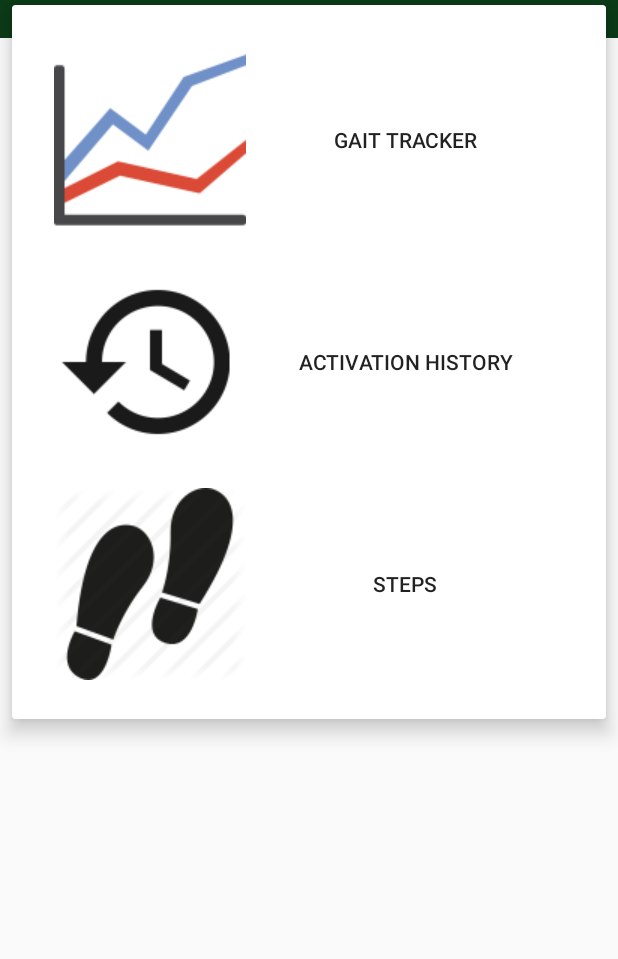
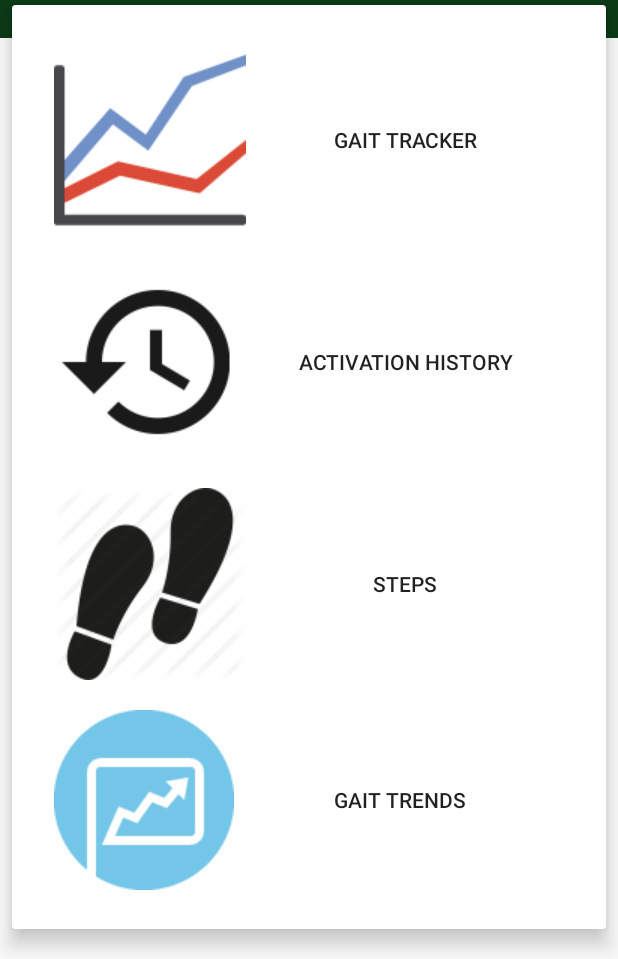
Before and after one commit to megantuttle/SafeStepApp, an Android app: the screen it shows after launch (MainActivity), on a phone screen of 412 x 824 dp, the part 277-1236 px from its top. Run offline under Robolectric (Android 15) with nearby library versions, the phone set to English and light mode, and no system bars; our stand-ins replace CircleImageView; libraries missing offline, so code that uses them is left out: android.support.v7, junit.framework.

Commit message:
minor changes, I broke it

```diff
--- a/MySafeStep/app/src/main/java/megantuttle/mysafestep/MainActivity.java
+++ b/MySafeStep/app/src/main/java/megantuttle/mysafestep/MainActivity.java
@@ -26,6 +26,7 @@ import android.widget.LinearLayout;
 import android.widget.RelativeLayout;
 import android.widget.TextView;
 
+import junit.framework.Test;
 
 
 public class MainActivity extends AppCompatActivity
@@ -160,4 +161,8 @@ public class MainActivity extends AppCompatActivity
         startActivity(intent);
     }
 
+    public void dropImage(View view){
+        Intent intent = new Intent(this, dropImage.class);
+        startActivity(intent);
+    }
 }
--- a/MySafeStep/app/src/main/res/layout/activity_main.xml
+++ b/MySafeStep/app/src/main/res/layout/activity_main.xml
@@ -123,6 +123,16 @@
                         android:drawableLeft="@drawable/steps_icon"
                         style="?android:attr/borderlessButtonStyle"/>
 
+                    <Button
+                        android:id="@+id/dropfoot_button"
+                        android:layout_width="match_parent"
+                        android:layout_height="wrap_content"
+                        android:layout_below="@id/steps_button"
+                        android:text="@string/gait_trends"
+                        android:drawableLeft="@drawable/analysis"
+                        style="?android:attr/borderlessButtonStyle"
+                        android:onClick="dropImage"/>
+
                 </RelativeLayout>
             </android.support.v7.widget.CardView>
 
--- a/MySafeStep/app/src/main/res/values/strings.xml
+++ b/MySafeStep/app/src/main/res/values/strings.xml
@@ -9,4 +9,5 @@
     <string name="gait_tracker">Gait Tracker</string>
     <string name="background_image">background image hopefully</string>
     <string name="act_history">Activation History</string>
+    <string name="gait_trends">Gait Trends</string>
 </resources>
```
Also changed, not shown: MySafeStep/app/src/main/java/megantuttle/mysafestep/dropImage.java (added, +20 -0 lines), MySafeStep/app/src/main/res/layout/drop_stuff.xml (added, +14 -0 lines), MySafeStep/app/src/main/res/drawable-hdpi/brace.png (deleted), MySafeStep/app/src/main/res/drawable-hdpi/chart.png (deleted), MySafeStep/app/src/main/res/drawable/analysis.png (added), MySafeStep/app/src/main/res/drawable/ang_acc_drop.png (added), MySafeStep/app/src/main/res/drawable/force_drop.png (added), MySafeStep/app/src/main/res/drawable/three_bars.png (deleted), 1 other file.
